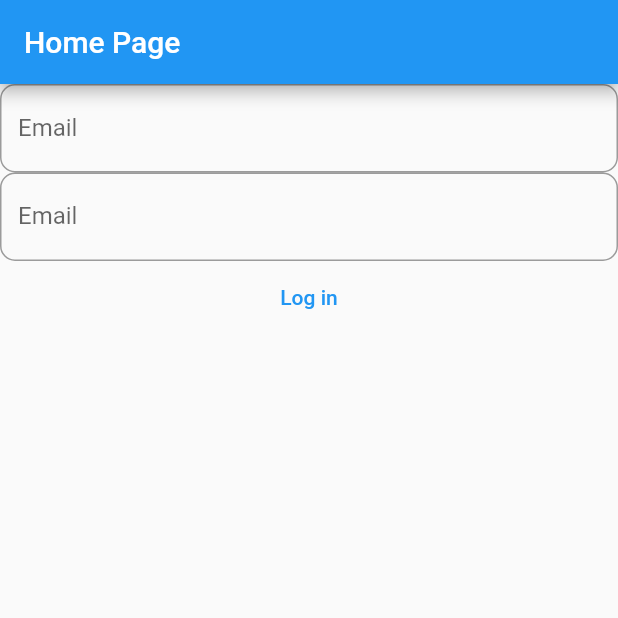
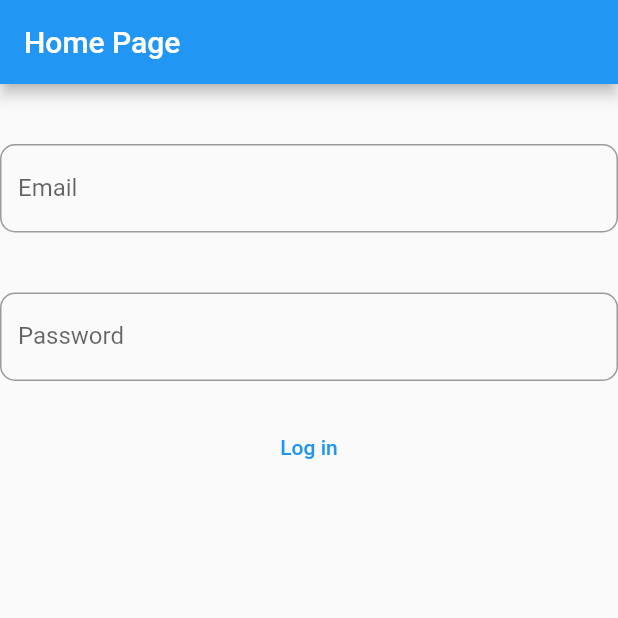
Before and after one commit to subash9860/bloc_note_app, a Flutter app: the screen it shows after launch, on a phone screen of 412 x 824 dp, the top half of it. Run offline on Flutter 3.47's test engine with Material 2 defaults, Android fonts, the phone set to English and light mode, and no system bars; our stand-ins replace flutter_bloc, flutter_hooks.

Commit message:
ui update

```diff
--- a/lib/dialogs/loading_screen.dart
+++ b/lib/dialogs/loading_screen.dart
@@ -50,9 +50,9 @@ class LoadingScreen {
           child: Center(
             child: Container(
               constraints: BoxConstraints(
-                maxWidth: size.width * 0.8,
-                maxHeight: size.height * 0.8,
-                minHeight: size.height * 0.5,
+                maxWidth: size.width * 0.7,
+                maxHeight: size.height * 0.7,
+                minHeight: size.height * 0.2,
               ),
               decoration: BoxDecoration(
                 color: Colors.white,
--- a/lib/views/login_view.dart
+++ b/lib/views/login_view.dart
@@ -18,8 +18,11 @@ class LoginView extends HookWidget {
     final passwordController = useTextEditingController();
     return Column(
       children: [
+        const SizedBox(height: 40),
         EmailTextField(emailController: emailController),
+        const SizedBox(height: 40),
         PasswordTextField(passwordController: passwordController),
+        const SizedBox(height: 20),
         LoginButton(
           emailController: emailController,
           passwordController: passwordController,
--- a/lib/views/password_text_field.dart
+++ b/lib/views/password_text_field.dart
@@ -17,8 +17,8 @@ class PasswordTextField extends StatelessWidget {
       obscureText: true,
       obscuringCharacter: '*',
       decoration: InputDecoration(
-        labelText: 'Email',
-        hintText: enterYourEmailHere,
+        labelText: 'Password',
+        hintText: enterYourPasswordHere,
         border: OutlineInputBorder(
           borderRadius: BorderRadius.circular(10),
         ),
```
Also changed, not shown: lib/apis/login_api.dart (+1 -9 lines).
